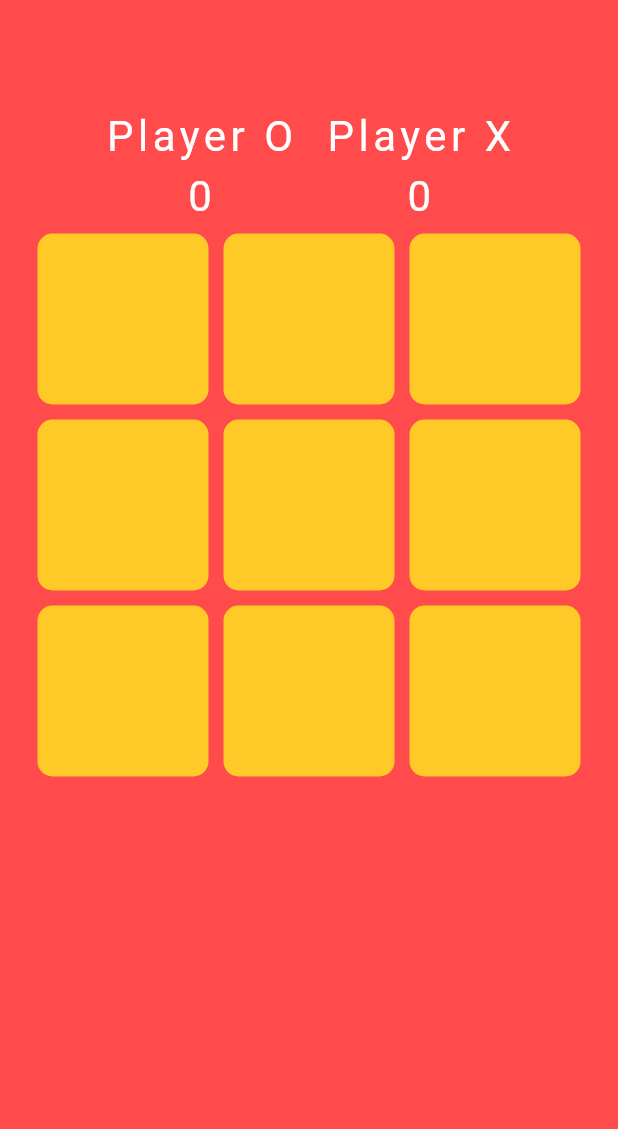
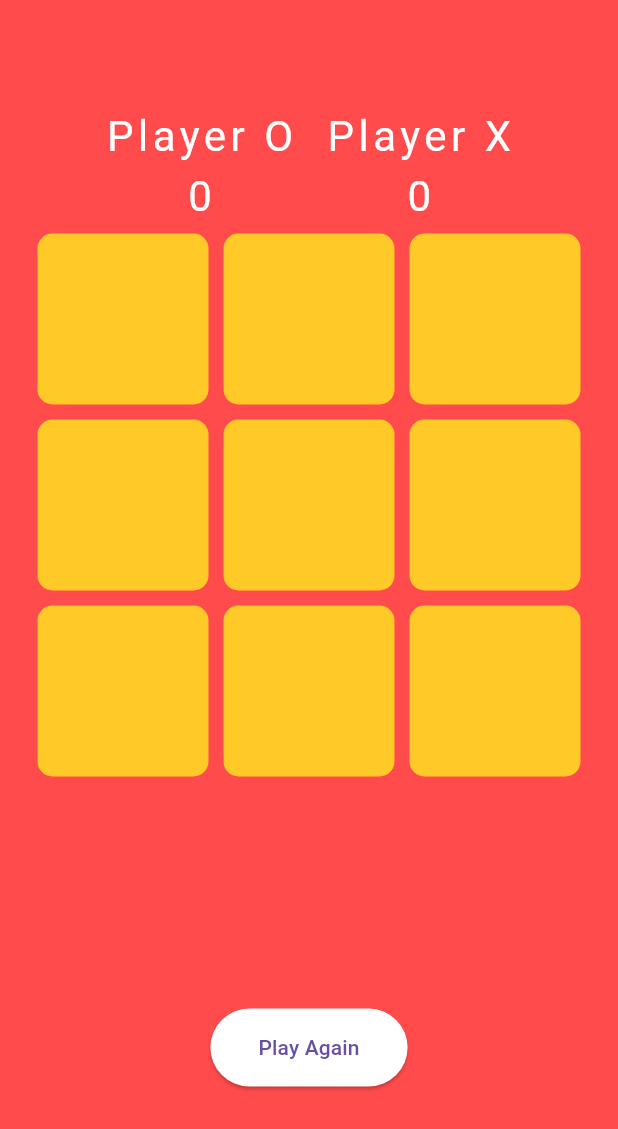
Before and after one commit to codeby-vikrant/Task-4-TicTacToe-Game, a Flutter app: the screen it shows after launch, on a phone screen of 412 x 824 dp. Shown: the top 1129 px of the screen. Run offline on Flutter 3.47's test engine with Material 3 defaults, Android fonts, the phone set to English and light mode, and no system bars; our stand-ins replace google_fonts; Roboto replaces fonts that are missing (Coiny).

Commit message:
added play again button

```diff
--- a/lib/screens/game.dart
+++ b/lib/screens/game.dart
@@ -13,6 +13,7 @@ class _GameScreenState extends State<GameScreen> {
   bool oTurn = true;
   List<String> displayXO = ['', '', '', '', '', '', '', '', ''];
   String resultDeclaration = '';
+  bool winnerFound = false;
   int oScore = 0;
   int xScore = 0;
   int filledBoxes = 0;
@@ -101,9 +102,26 @@ class _GameScreenState extends State<GameScreen> {
                       })),
               Expanded(
                 flex: 2,
-                child: Text(
-                  resultDeclaration,
-                  style: customFontWhite,
+                child: Center(
+                  child: Column(
+                    mainAxisAlignment: MainAxisAlignment.center,
+                    children: [
+                      Text(
+                        resultDeclaration,
+                        style: customFontWhite,
+                      ),
+                      const SizedBox(
+                        height: 10.0,
+                      ),
+                      ElevatedButton(
+                          onPressed: () {},
+                          style: ElevatedButton.styleFrom(
+                              backgroundColor: tWhiteColor,
+                              padding: const EdgeInsets.symmetric(
+                                  horizontal: 32, vertical: 16)),
+                          child: const Text("Play Again"))
+                    ],
+                  ),
                 ),
               )
             ],
@@ -198,6 +216,11 @@ class _GameScreenState extends State<GameScreen> {
         _updateScore(displayXO[6]);
       });
     }
+    if (!winnerFound && filledBoxes == 9) {
+      setState(() {
+        resultDeclaration = "Nobody Wins!";
+      });
+    }
   }
 
   void _updateScore(String winner) {
@@ -206,5 +229,6 @@ class _GameScreenState extends State<GameScreen> {
     } else if (winner == 'X') {
       xScore++;
     }
+    winnerFound = true;
   }
 }
```
